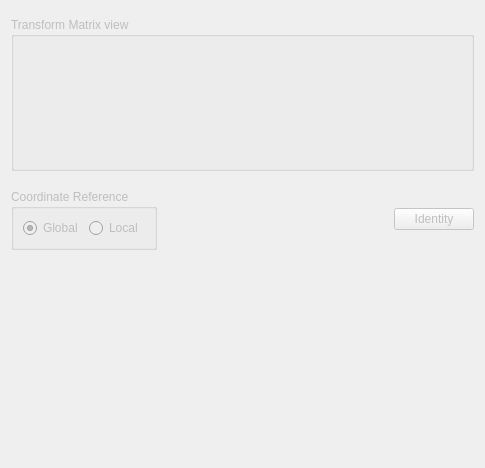
Qt form Base/GUI2/Resources/UI/qSlicerModuleTransform.ui (jcfr/Slicer3) before a commit.
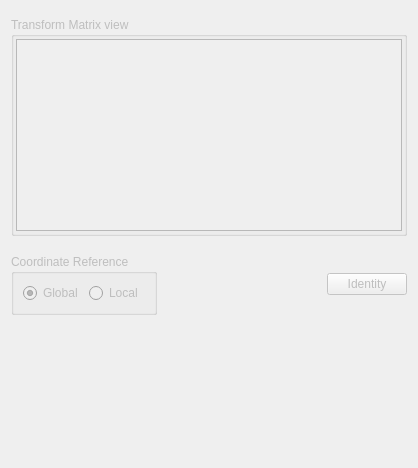
The same form after that commit. Custom widgets are drawn as their Qt base class.

Commit message: ENH: QtSlicer: fix crash when running Slicer with Qt, QApplication needs to be initialized with an argc that is valid its whole lifetime. Make sure the module is opened at the right time and at the correct position (above the kwwidget module). Remove the module window title and window bar.

Diff of the .ui file:
```diff
--- a/Base/GUI2/Resources/UI/qSlicerModuleTransform.ui
+++ b/Base/GUI2/Resources/UI/qSlicerModuleTransform.ui
@@ -6,10 +6,16 @@
    <rect>
     <x>0</x>
     <y>0</y>
-    <width>485</width>
+    <width>418</width>
     <height>468</height>
    </rect>
   </property>
+  <property name="sizePolicy">
+   <sizepolicy hsizetype="Preferred" vsizetype="Preferred">
+    <horstretch>0</horstretch>
+    <verstretch>0</verstretch>
+   </sizepolicy>
+  </property>
   <property name="windowTitle">
    <string>Transform Module</string>
   </property>
@@ -31,7 +37,7 @@
      <property name="title">
       <string>Transform Matrix view</string>
      </property>
-     <layout class="QHBoxLayout" name="horizontalLayout_3">
+     <layout class="QVBoxLayout" name="verticalLayout_2">
       <property name="spacing">
        <number>2</number>
       </property>
@@ -39,7 +45,23 @@
        <number>2</number>
       </property>
       <item>
-       <widget class="qMRMLMatrixWidget" name="MatrixWidget" native="true"/>
+       <widget class="qMRMLMatrixWidget" name="MatrixWidget">
+        <property name="alternatingRowColors">
+         <bool>true</bool>
+        </property>
+        <attribute name="horizontalHeaderVisible">
+         <bool>false</bool>
+        </attribute>
+        <attribute name="verticalHeaderVisible">
+         <bool>false</bool>
+        </attribute>
+        <attribute name="verticalHeaderVisible">
+         <bool>false</bool>
+        </attribute>
+        <attribute name="horizontalHeaderVisible">
+         <bool>false</bool>
+        </attribute>
+       </widget>
       </item>
      </layout>
     </widget>
@@ -136,7 +158,7 @@
   </customwidget>
   <customwidget>
    <class>qMRMLMatrixWidget</class>
-   <extends>QWidget</extends>
+   <extends>QTableWidget</extends>
    <header>qMRMLMatrixWidget.h</header>
    <container>1</container>
   </customwidget>
```
Left out of the diff: 1 changed line with no effect on the pictures. The commit also changes 10 other files.
